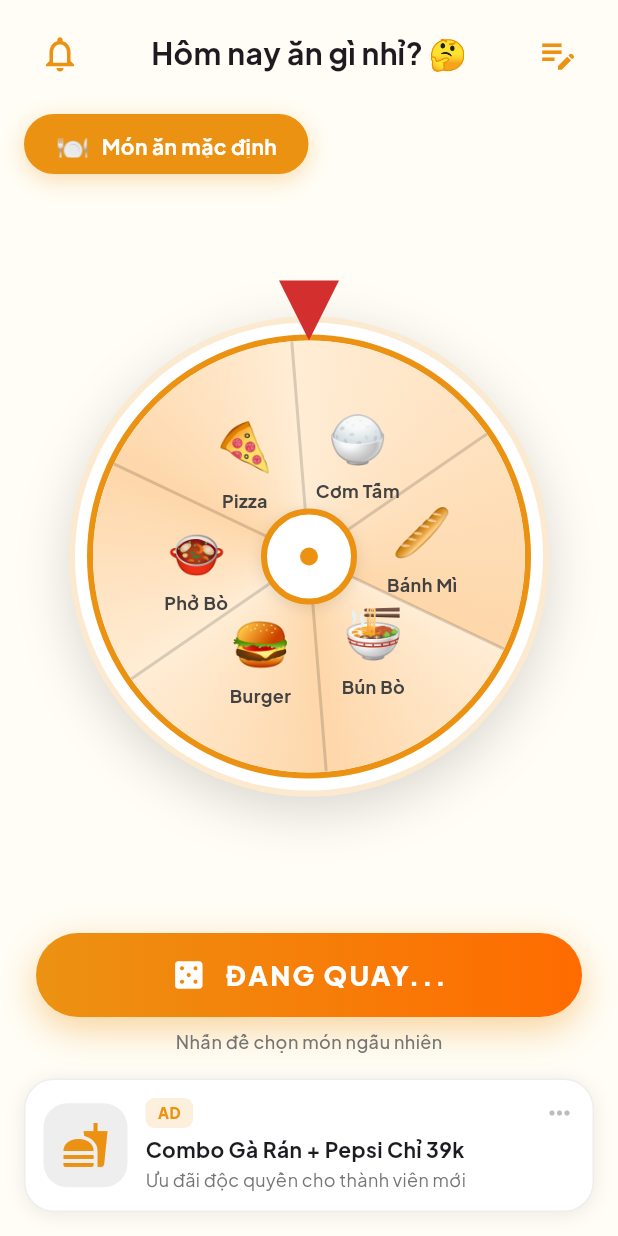
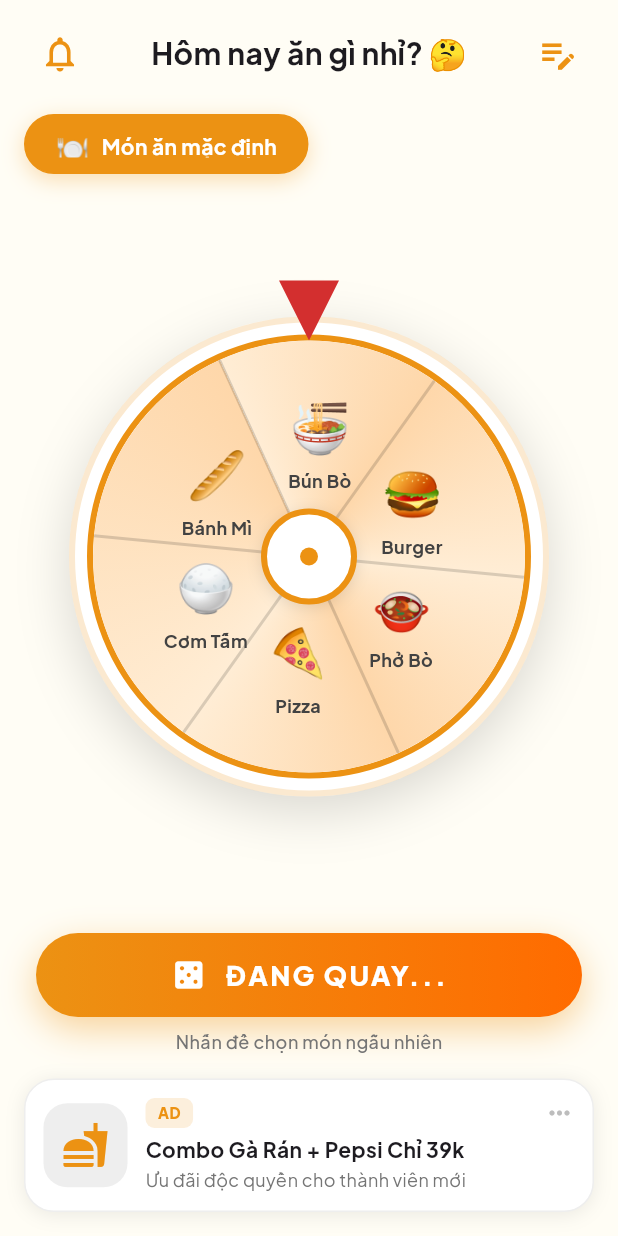
Before and after one commit to Nothing9x/what2eat, a Flutter app: the screen it shows after launch, after a tap on "QUAY NGAY", on a phone screen of 412 x 824 dp. Run offline on Flutter 3.47's test engine with Material 3 defaults, Android fonts, the phone set to English and light mode, and no system bars; our stand-ins replace google_fonts, shared_preferences; network calls fail.

Commit message:
Update lucky wheel speed and UI

```diff
--- a/lib/screens/home_screen.dart
+++ b/lib/screens/home_screen.dart
@@ -7,26 +7,14 @@ import 'result_screen.dart';
 import 'category_list_screen.dart';
 import 'notification_settings_screen.dart';
 
-// Custom curve with gradual start and very slow 1s stop at end
+// Custom curve for natural spin with slow deceleration
 class SpinWheelCurve extends Curve {
   const SpinWheelCurve();
 
   @override
   double transformInternal(double t) {
-    // For 20s total: slow start, fast middle, 1s (5%) extremely slow stop
-    if (t < 0.05) {
-      // Gradual acceleration at start (first 1 second)
-      return (t / 0.05) * (t / 0.05) * 0.01;
-    } else if (t < 0.95) {
-      // Fast middle section (seconds 1-19)
-      final adjusted = (t - 0.05) / 0.9;
-      return 0.01 + (adjusted * adjusted * (3 - 2 * adjusted)) * 0.94;
-    } else {
-      // Extremely slow deceleration at end (last 1 second = 5%)
-      final adjusted = (t - 0.95) / 0.05;
-      // Ultra-extreme exponential decay - crawls to a stop
-      return 0.95 + (1 - pow(1 - adjusted, 10.0)) * 0.05;
-    }
+    // Easing out cubic curve for natural deceleration
+    return 1 - pow(1 - t, 3).toDouble();
   }
 }
 
@@ -40,13 +28,14 @@ class HomeScreen extends StatefulWidget {
 class _HomeScreenState extends State<HomeScreen> with TickerProviderStateMixin {
   late AnimationController _spinController;
   bool _isSpinning = false;
+  double _targetRotation = 0;
 
   @override
   void initState() {
     super.initState();
     _spinController = AnimationController(
       vsync: this,
-      duration: const Duration(milliseconds: 20000),
+      duration: const Duration(milliseconds: 4000), // 4 seconds for natural spin
     );
   }
 
@@ -72,12 +61,25 @@ class _HomeScreenState extends State<HomeScreen> with TickerProviderStateMixin {
       return;
     }
 
-    setState(() => _isSpinning = true);
+    // Select random item
+    final randomIndex = Random().nextInt(items.length);
 
-    // Random rotation (5-8 full spins + random position)
-    final randomSpins = 5 + Random().nextInt(4);
-    final randomIndex = Random().nextInt(items.length);
-    final targetRotation = (randomSpins * 2 * pi) + (randomIndex * (2 * pi / items.length));
+    // Calculate rotation to land on selected item
+    // Items are positioned starting from top (index 0) going clockwise
+    // We want to rotate so the selected item ends up at the top (under the pointer)
+    final itemAngle = 2 * pi / items.length;
+    const baseSpins = 5; // Number of full rotations for visual effect
+
+    // Calculate target rotation:
+    // - baseSpins * 2 * pi: several full rotations
+    // - randomIndex * itemAngle: rotate to position the selected item at top
+    // We rotate clockwise, so we need to rotate to align item to top
+    final targetRotation = (baseSpins * 2 * pi) - (randomIndex * itemAngle);
+
+    setState(() {
+      _isSpinning = true;
+      _targetRotation = targetRotation;
+    });
 
     _spinController.reset();
     await _spinController.animateTo(
@@ -86,6 +88,9 @@ class _HomeScreenState extends State<HomeScreen> with TickerProviderStateMixin {
     );
 
     setState(() => _isSpinning = false);
+
+    // Small delay before showing result
+    await Future.delayed(const Duration(milliseconds: 300));
 
     // Navigate to result screen
     if (mounted) {
@@ -337,6 +342,7 @@ class _HomeScreenState extends State<HomeScreen> with TickerProviderStateMixin {
                       controller: _spinController,
                       isSpinning: _isSpinning,
                       items: items,
+                      targetRotation: _targetRotation,
                     ),
                   );
                 },
--- a/lib/widgets/lucky_wheel.dart
+++ b/lib/widgets/lucky_wheel.dart
@@ -6,12 +6,14 @@ class LuckyWheel extends StatelessWidget {
   final AnimationController controller;
   final bool isSpinning;
   final List<FoodItem> items;
+  final double targetRotation;
 
   const LuckyWheel({
     super.key,
     required this.controller,
     required this.isSpinning,
     required this.items,
+    this.targetRotation = 0,
   });
 
   @override
@@ -22,7 +24,8 @@ class LuckyWheel extends StatelessWidget {
     return AnimatedBuilder(
       animation: controller,
       builder: (context, child) {
-        final rotation = controller.value * 2 * pi * 7; // 7 full rotations
+        // Use targetRotation if spinning, otherwise no rotation
+        final rotation = controller.value * targetRotation;
         return Stack(
           alignment: Alignment.center,
           clipBehavior: Clip.none,
@@ -100,16 +103,25 @@ class LuckyWheel extends StatelessWidget {
                             items.length,
                             (index) {
                               final angle = (index * 2 * pi / items.length);
-                              // Dynamic font size based on item count
-                              final fontSize = items.length > 10 ? 24.0 : 32.0;
-                              final nameFontSize = items.length > 10 ? 10.0 : 12.0;
+                              // Dynamic sizing based on item count
+                              final fontSize = items.length <= 6 ? 32.0
+                                  : items.length <= 8 ? 26.0
+                                  : items.length <= 10 ? 22.0
+                                  : 18.0;
+                              final nameFontSize = items.length <= 6 ? 12.0
+                                  : items.length <= 8 ? 10.0
+                                  : items.length <= 10 ? 9.0
+                                  : 8.0;
+                              final topPadding = items.length <= 6 ? 35.0
+                                  : items.length <= 8 ? 40.0
+                                  : 45.0;
 
                               return Transform.rotate(
                                 angle: angle,
                                 child: Align(
                                   alignment: Alignment.topCenter,
                                   child: Padding(
-                                    padding: const EdgeInsets.only(top: 35),
+                                    padding: EdgeInsets.only(top: topPadding),
                                     child: Transform.rotate(
                                       angle: -rotation - angle,
                                       child: Column(
@@ -119,8 +131,10 @@ class LuckyWheel extends StatelessWidget {
                                             items[index].icon,
                                             style: TextStyle(fontSize: fontSize),
                                           ),
-                                          const SizedBox(height: 4),
-                                          Text(
+                                          SizedBox(height: items.length <= 6 ? 4 : 2),
+                                          SizedBox(
+                                            width: items.length <= 6 ? 60 : 50,
+                                            child: Text(
                                               items[index].name,
                                               style: TextStyle(
                                                 fontSize: nameFontSize,
@@ -128,6 +142,10 @@ class LuckyWheel extends StatelessWidget {
                                                 color: isDark
                                                     ? Colors.white
                                                     : Colors.grey[800],
+                                              ),
+                                              textAlign: TextAlign.center,
+                                              maxLines: 1,
+                                              overflow: TextOverflow.ellipsis,
                                             ),
                                           ),
                                         ],
```
Lines whose indentation alone changed are shown as unchanged.
